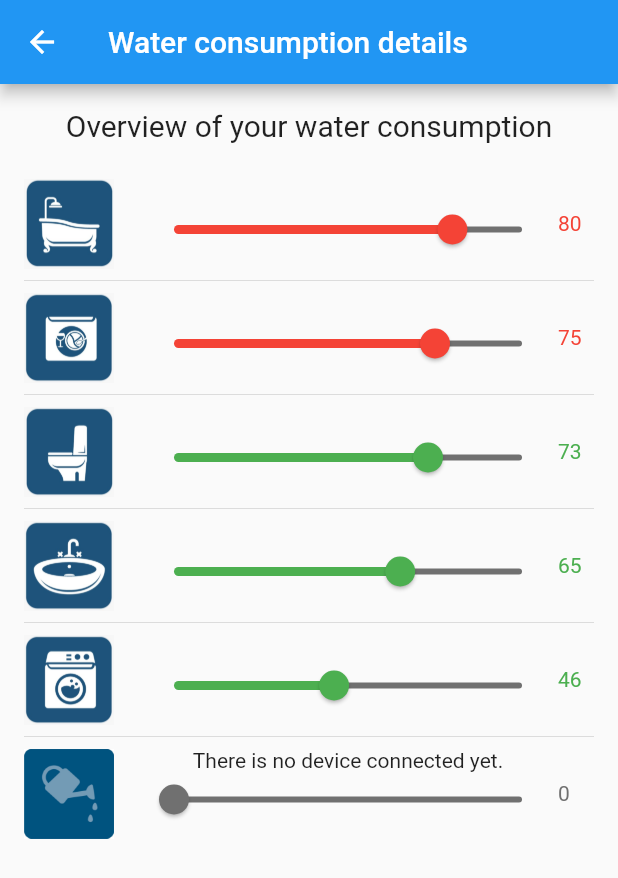
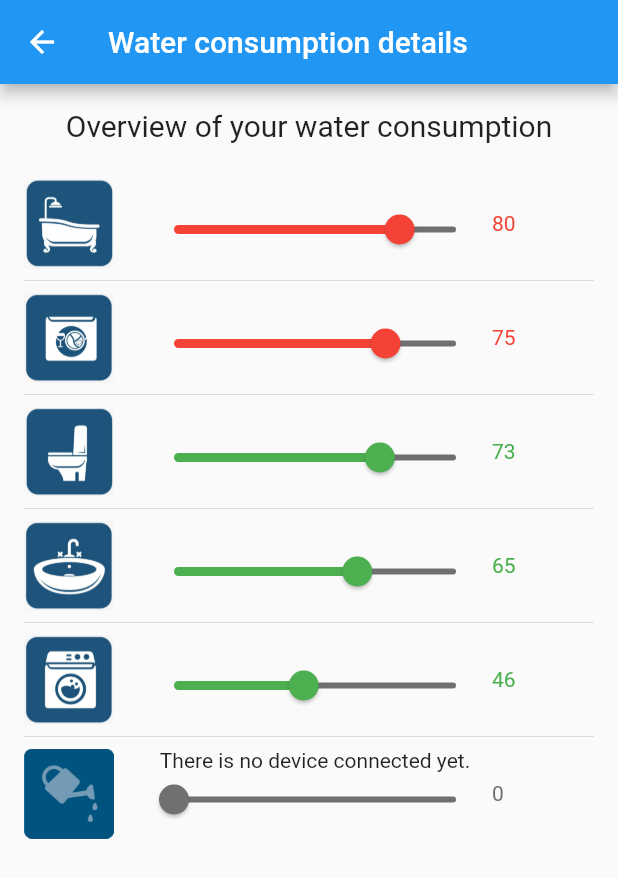
Before and after one commit to CurtesMalteser/AVMapp, a Flutter app: the DetailsScreen screen opened directly, on a phone screen of 412 x 824 dp. Shown: the top 878 px of the screen. Run offline on Flutter 3.47's test engine with Material 2 defaults, Android fonts, the light colour scheme and no system bars; our stand-ins replace charts_flutter; network calls fail.

Commit message:
added presentation, updated dimen to properly render on real device, updated README

```diff
--- a/lib/DetailsScreen.dart
+++ b/lib/DetailsScreen.dart
@@ -78,7 +78,7 @@ class _DetailsScreenSate extends State<DetailsScreen> {
                             ),
                             SizedBox(
                               height: 20,
-                              width: 280,
+                              width: 236,
                               child: Slider(
                                 onChanged: (double newValue) {
                                   setState(() {});
```
Also changed, not shown: 2 other files.
